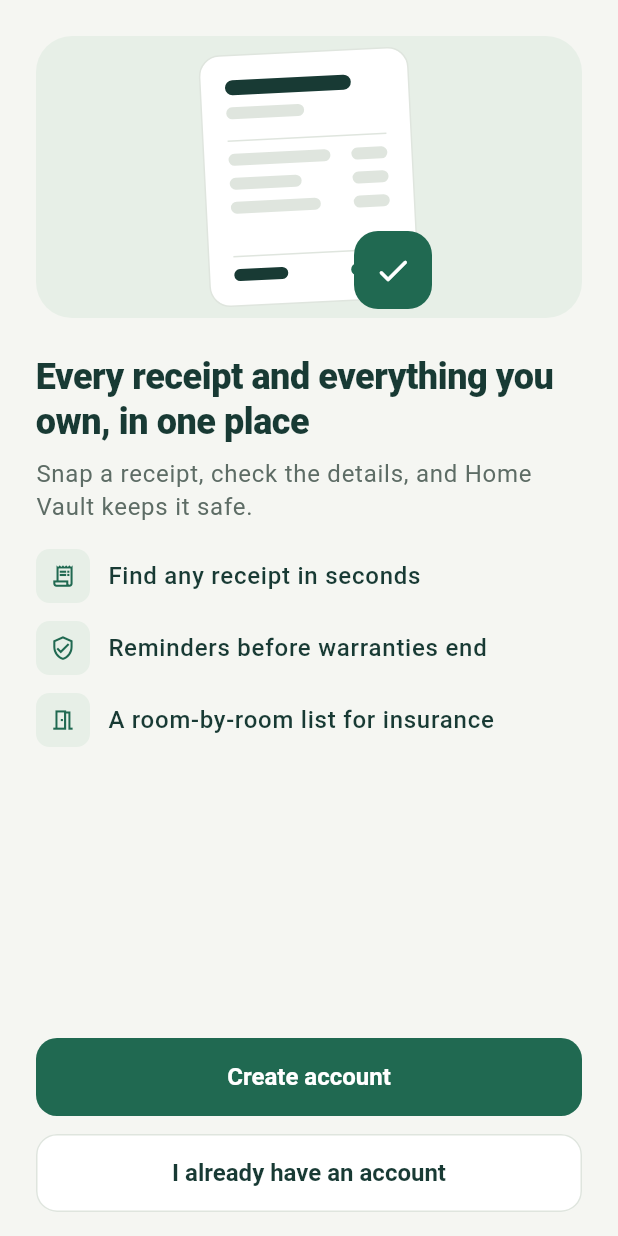
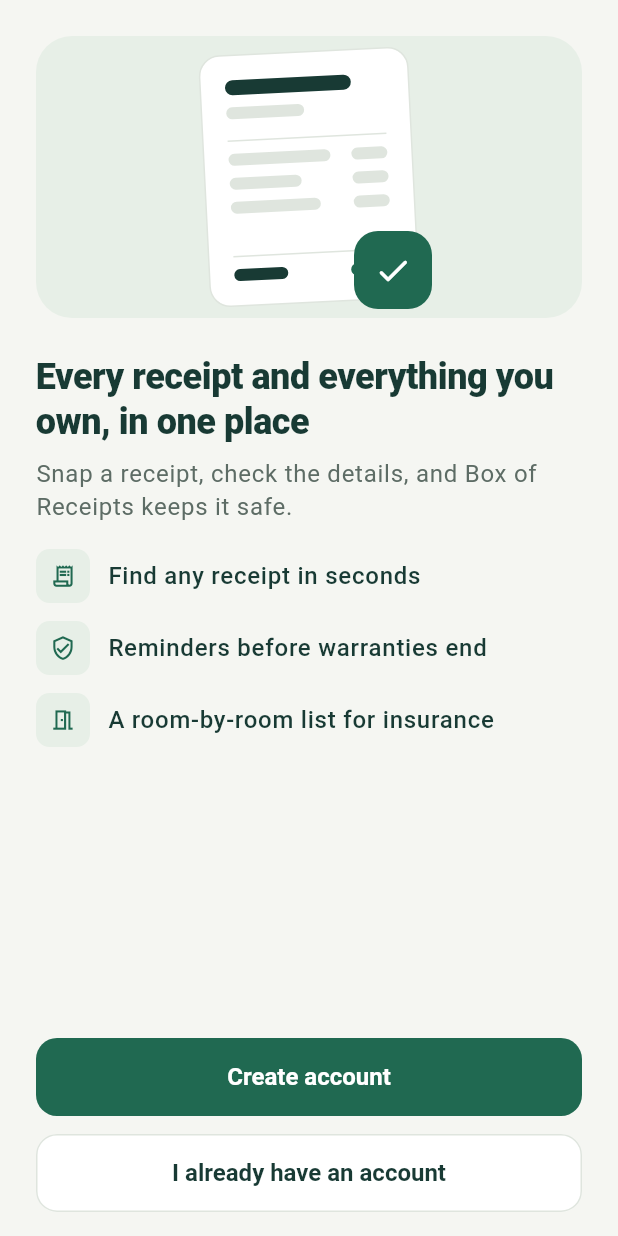
Before and after one commit to little2strong/Home-Vault-Receipt, a Flutter app: the screen it shows after launch, on a phone screen of 412 x 824 dp. Run offline on Flutter 3.47's test engine with Material 3 defaults, Android fonts, the phone set to English and light mode, and no system bars; our stand-ins replace camera, cloud_firestore, cloud_functions, connectivity_plus, file_picker, firebase_auth and 13 more; missing offline and left inert: add_2_calendar, firebase_app_check, google_mlkit_document_scanner, google_mlkit_text_recognition, pdfx; accounts and stored records are empty.

Commit message:
apps name

```diff
--- a/lib/app/app.dart
+++ b/lib/app/app.dart
@@ -12,7 +12,7 @@
   @override
   Widget build(BuildContext context) {
     return GetMaterialApp(
-      title: 'Home Vault',
+      title: 'Box of Receipts',
       debugShowCheckedModeBanner: false,
       theme: AppTheme.light,
       darkTheme: AppTheme.dark,
--- a/lib/core/data/auth_repository.dart
+++ b/lib/core/data/auth_repository.dart
@@ -188,7 +188,7 @@
     'account-exists-with-different-credential' =>
       'You already have an account with this email. Sign in the way you did before.',
     'operation-not-allowed' =>
-      'This sign-in method is not switched on yet for Home Vault.',
+      'This sign-in method is not switched on yet for Box of Receipts.',
     _ => e.message ?? 'Sign-in did not work. Try again.',
   };
 }
--- a/lib/core/data/vault_repository.dart
+++ b/lib/core/data/vault_repository.dart
@@ -91,7 +91,7 @@
       // deployed, and the raw message is just "NOT_FOUND".
       if (e.code == 'not-found') {
         throw const VaultFailure(
-          "Home Vault's server isn't ready yet. Your receipt is kept on this "
+          "The Box of Receipts server isn't ready yet. Your receipt is kept on this "
           'phone. Try again later.',
         );
       }
--- a/lib/core/widgets/brand.dart
+++ b/lib/core/widgets/brand.dart
@@ -11,7 +11,7 @@
   @override
   Widget build(BuildContext context) {
     return Semantics(
-      label: 'Home Vault',
+      label: 'Box of Receipts',
       image: true,
       child: Container(
         width: size,
@@ -75,7 +75,7 @@
       const SizedBox(width: 10),
       Flexible(
         child: Text(
-          'Home Vault',
+          'Box of Receipts',
           overflow: TextOverflow.ellipsis,
           style: TextStyle(
             fontSize: 20,
--- a/lib/features/account/view/account_pages.dart
+++ b/lib/features/account/view/account_pages.dart
@@ -592,7 +592,7 @@
                 onPressed: () => SharePlus.instance.share(
                   ShareParams(
                     text:
-                        'My ${job.kind.label.toLowerCase()} from Home Vault. '
+                        'My ${job.kind.label.toLowerCase()} from Box of Receipts. '
                         'This link works until ${Formatters.expiry(job.expiresAt!, now)}:\n${job.url}',
                     subject: 'Home inventory',
                   ),
@@ -745,7 +745,7 @@
             Padding(
               padding: const EdgeInsets.only(bottom: 12),
               child: InfoNote(
-                'Notifications are off for Home Vault, so reminders cannot reach '
+                'Notifications are off for Box of Receipts, so reminders cannot reach '
                 'you. Tap to turn them on.',
                 icon: Icons.notifications_off_outlined,
                 warning: true,
@@ -753,7 +753,7 @@
                   final ok = await notifications.requestPermission();
                   if (!ok) {
                     Toast.show(
-                      'Open your phone Settings › Notifications › Home Vault to allow them.',
+                      'Open your phone Settings › Notifications › Box of Receipts to allow them.',
                     );
                   }
                 },
@@ -890,7 +890,10 @@
           ),
           const SizedBox(height: 16),
           Center(
-            child: Text('Home Vault 1.0.0', style: TextStyle(color: p.muted)),
+            child: Text(
+              'Box of Receipts 1.0.0',
+              style: TextStyle(color: p.muted),
+            ),
           ),
         ],
       );
@@ -1152,7 +1155,7 @@
       ),
       (
         'Are my items insured or protected?',
-        'Home Vault keeps your records and photos. Your insurer decides what is '
+        'Box of Receipts keeps your records and photos. Your insurer decides what is '
             'covered and what evidence it accepts.',
       ),
       (
@@ -1189,7 +1192,7 @@
           icon: Icons.mail_outline_rounded,
           onPressed: () => launchUrl(
             Uri.parse(
-              'mailto:support@homevault.example?subject=Home%20Vault%20help',
+              'mailto:support@homevault.example?subject=Box%20of%20Receipts%20help',
             ),
           ),
         ),
@@ -1255,7 +1258,7 @@
 
   static const _terms = [
     (
-      'What Home Vault does',
+      'What Box of Receipts does',
       'It stores records you confirm. It never says an item is verified, '
           'protected or insured; your insurer decides what it accepts.',
     ),
--- a/lib/features/add/controller/capture_flow.dart
+++ b/lib/features/add/controller/capture_flow.dart
@@ -98,7 +98,7 @@
       await Get.toNamed(Routes.pages);
     } catch (e) {
       Toast.show(
-        "We couldn't open your photos. Check Home Vault can use them.",
+        "We couldn't open your photos. Check Box of Receipts can use them.",
       );
       _endIfEmpty();
     }
--- a/lib/features/add/view/camera_view.dart
+++ b/lib/features/add/view/camera_view.dart
@@ -53,7 +53,7 @@
       ready.value = true;
     } on CameraException catch (e) {
       error.value = e.code == 'CameraAccessDenied'
-          ? 'Home Vault needs the camera to scan receipts. Turn it on in '
+          ? 'Box of Receipts needs the camera to scan receipts. Turn it on in '
                 'Settings, or choose a photo instead.'
           : 'The camera could not start.';
     } catch (_) {
--- a/lib/features/products/view/item_detail_view.dart
+++ b/lib/features/products/view/item_detail_view.dart
@@ -422,7 +422,7 @@
                     photos[controller.page.value.clamp(0, photos.length - 1)];
                 final when = ph.deviceTakenAt ?? ph.serverUploadedAt;
                 final how = ph.source == PhotoSource.camera
-                    ? 'Taken in Home Vault'
+                    ? 'Taken in Box of Receipts'
                     : 'Added from gallery';
                 return Container(
                   padding: const EdgeInsets.symmetric(
--- a/lib/features/products/view/item_photos_view.dart
+++ b/lib/features/products/view/item_photos_view.dart
@@ -123,7 +123,8 @@
         final ok = await Pickers.confirm(
           context,
           title: 'Delete this photo?',
-          message: 'It is removed from Home Vault and its record is deleted.',
+          message:
+              'It is removed from Box of Receipts and its record is deleted.',
           action: 'Delete',
           destructive: true,
         );
--- a/lib/features/products/view/original_viewer_view.dart
+++ b/lib/features/products/view/original_viewer_view.dart
@@ -99,7 +99,7 @@
     );
   }
 
-  /// A copy the user keeps; Home Vault never shares it by itself.
+  /// A copy the user keeps; Box of Receipts never shares it by itself.
   Future<void> saveCopy() async {
     final r = receipt;
     if (r == null || pages.isEmpty) return;
--- a/lib/features/rooms/view/room_video_view.dart
+++ b/lib/features/rooms/view/room_video_view.dart
@@ -91,7 +91,8 @@
       camera = c;
       mode.value = VideoMode.ready;
     } catch (_) {
-      error.value = 'The camera could not start. Check Home Vault can use it.';
+      error.value =
+          'The camera could not start. Check Box of Receipts can use it.';
       mode.value = VideoMode.ready;
     }
   }
@@ -149,7 +150,7 @@
     final ok = await Pickers.confirm(
       context,
       title: 'Delete this walkthrough?',
-      message: 'The video is removed from Home Vault.',
+      message: 'The video is removed from Box of Receipts.',
       action: 'Delete',
       destructive: true,
     );
--- a/lib/features/rooms/view/rooms_views.dart
+++ b/lib/features/rooms/view/rooms_views.dart
@@ -205,7 +205,7 @@
         title: 'Remove ${room.name}?',
         message: n == 0
             ? 'The room and its walkthrough video are removed.'
-            : 'Its ${Formatters.count(n, 'item')} stay in Home Vault with no room set. '
+            : 'Its ${Formatters.count(n, 'item')} stay in Box of Receipts with no room set. '
                   'Its walkthrough video is deleted.',
         action: 'Remove',
         destructive: true,
--- a/lib/features/start/view/start_views.dart
+++ b/lib/features/start/view/start_views.dart
@@ -53,7 +53,7 @@
                     ),
                     const SizedBox(height: 20),
                     Text(
-                      'Home Vault',
+                      'Box of Receipts',
                       textAlign: TextAlign.center,
                       style: context.textStyles.headlineMedium?.copyWith(
                         color: Colors.white,
@@ -138,7 +138,7 @@
         ),
         const SizedBox(height: 8),
         Text(
-          'Snap a receipt, check the details, and Home Vault keeps it safe.',
+          'Snap a receipt, check the details, and Box of Receipts keeps it safe.',
           style: t.bodyLarge?.copyWith(
             color: context.palette.muted,
             fontWeight: FontWeight.w400,
@@ -280,7 +280,7 @@
         const SocialSignInButtons(),
         const SizedBox(height: 16),
         _AuthSwitch(
-          prompt: 'New to Home Vault?',
+          prompt: 'New to Box of Receipts?',
           action: 'Create an account',
           onPressed: controller.openSignUp,
         ),
@@ -354,7 +354,7 @@
           icon: Icons.lock_reset_rounded,
           title: 'Forgot your password?',
           subtitle:
-              "Enter the email you use for Home Vault and we'll send you a "
+              "Enter the email you use for Box of Receipts and we'll send you a "
               'link to choose a new one.',
         ),
         Obx(
@@ -415,7 +415,9 @@
           child: Text.rich(
             TextSpan(
               children: [
-                const TextSpan(text: "If there's a Home Vault account for "),
+                const TextSpan(
+                  text: "If there's a Box of Receipts account for ",
+                ),
                 TextSpan(
                   text: email,
                   style: TextStyle(color: p.ink, fontWeight: FontWeight.w700),
--- a/lib/features/warranties/view/edit_warranty_view.dart
+++ b/lib/features/warranties/view/edit_warranty_view.dart
@@ -108,7 +108,7 @@
       Event(
         title: 'Warranty ends: ${item?.name ?? 'item'}',
         description:
-            'Home Vault reminder. Check the terms with the shop or maker.',
+            'Box of Receipts reminder. Check the terms with the shop or maker.',
         startDate: e,
         endDate: e.add(const Duration(hours: 1)),
         allDay: true,
```
Also changed, not shown: 7 other files.
